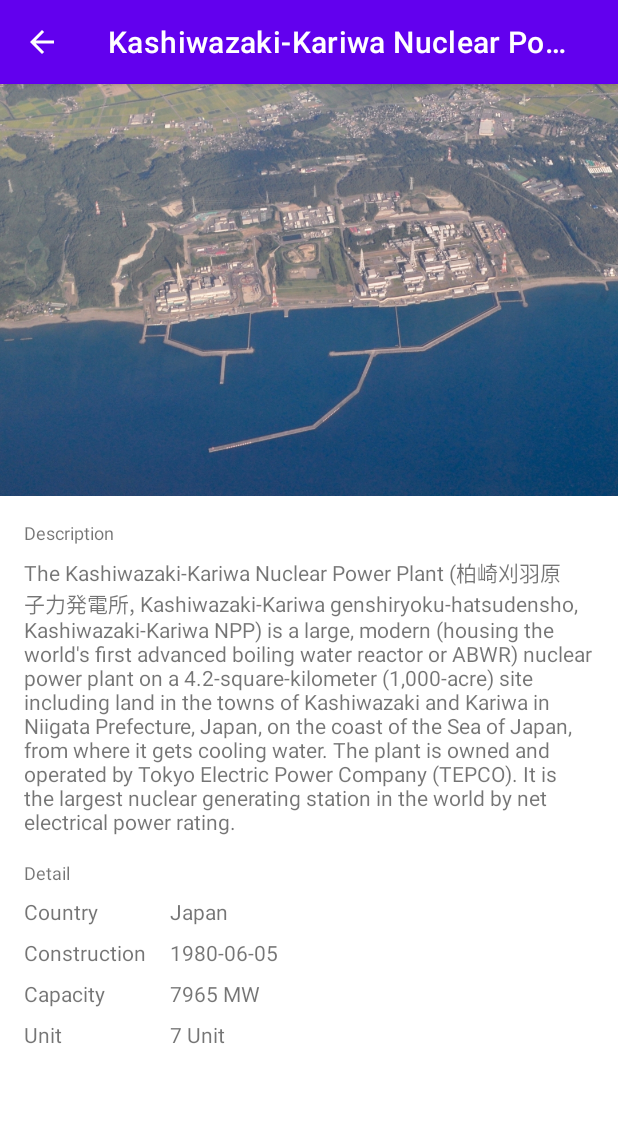
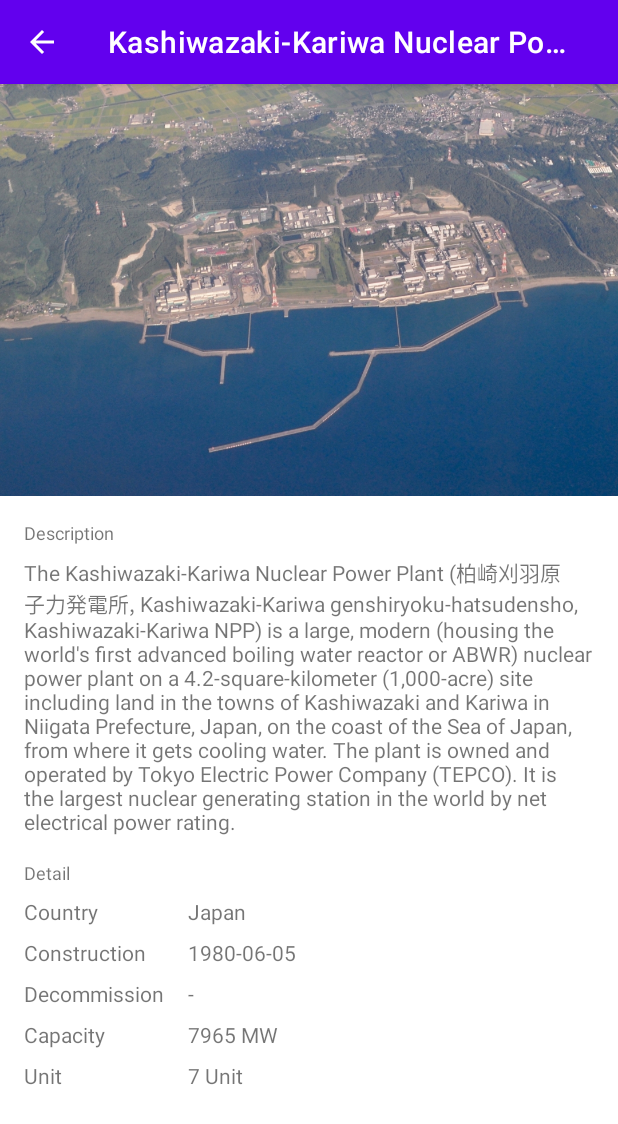
Before and after one commit to aNdr3W03/SimpleAndroidApp, an Android app: the screen it shows after launch (DetailNuclearActivity), after a tap on "Kashiwazaki-Kariwa Nuclear Power Plant", on a phone screen of 412 x 824 dp. Shown: the top 1124 px of the screen. Run offline under Robolectric (Android 15) with nearby library versions, the phone set to English and light mode, and no system bars; pictures from the network do not load.

Commit message:
add more data decommission

```diff
--- a/app/src/main/java/com/andrew/simpleandroidapp/CardViewNuclearAdapter.kt
+++ b/app/src/main/java/com/andrew/simpleandroidapp/CardViewNuclearAdapter.kt
@@ -54,6 +54,7 @@ class CardViewNuclearAdapter(private val listNuclear: ArrayList<Nuclear>) : Recy
                 putExtra(DetailNuclearActivity.EXTRA_IMAGE,        nuclear.photo)
                 putExtra(DetailNuclearActivity.EXTRA_COUNTRY,      nuclear.country)
                 putExtra(DetailNuclearActivity.EXTRA_CONSTRUCTION, nuclear.construction)
+                putExtra(DetailNuclearActivity.EXTRA_DECOMMISSION, nuclear.decommission)
                 putExtra(DetailNuclearActivity.EXTRA_CAPACITY,     nuclear.capacity)
                 putExtra(DetailNuclearActivity.EXTRA_UNIT,         nuclear.unit)
             }
--- a/app/src/main/java/com/andrew/simpleandroidapp/DetailNuclearActivity.kt
+++ b/app/src/main/java/com/andrew/simpleandroidapp/DetailNuclearActivity.kt
@@ -13,6 +13,7 @@ class DetailNuclearActivity : AppCompatActivity() {
         const val EXTRA_DETAIL       = "extra_detail"
         const val EXTRA_COUNTRY      = "extra_country"
         const val EXTRA_CONSTRUCTION = "extra_construction"
+        const val EXTRA_DECOMMISSION = "extra_decommission"
         const val EXTRA_CAPACITY     = "extra_capacity"
         const val EXTRA_UNIT         = "extra_unit"
         const val EXTRA_IMAGE        = "extra_image"
@@ -28,6 +29,7 @@ class DetailNuclearActivity : AppCompatActivity() {
         val tvDetailReceived:       TextView  = findViewById(R.id.tv_detail_received)
         val tvCountryReceived:      TextView  = findViewById(R.id.tv_country_received)
         val tvConstructionReceived: TextView  = findViewById(R.id.tv_construction_received)
+        val tvDecommissionReceived: TextView  = findViewById(R.id.tv_decommission_received)
         val tvCapacityReceived:     TextView  = findViewById(R.id.tv_capacity_received)
         val tvUnitReceived:         TextView  = findViewById(R.id.tv_unit_received)
         val imgDetailReceived:      ImageView = findViewById(R.id.img_item_photo)
@@ -36,6 +38,7 @@ class DetailNuclearActivity : AppCompatActivity() {
         val detail       = intent.getStringExtra(EXTRA_DETAIL)
         val country      = intent.getStringExtra(EXTRA_COUNTRY)
         val construction = intent.getStringExtra(EXTRA_CONSTRUCTION)
+        val decommission = intent.getStringExtra(EXTRA_DECOMMISSION)
         val capacity     = intent.getStringExtra(EXTRA_CAPACITY)
         val unit         = intent.getStringExtra(EXTRA_UNIT)
         val image        = intent.getIntExtra(EXTRA_IMAGE, 0)
@@ -43,6 +46,7 @@ class DetailNuclearActivity : AppCompatActivity() {
         tvDetailReceived.text       = detail
         tvCountryReceived.text      = country
         tvConstructionReceived.text = construction
+        tvDecommissionReceived.text = decommission
         tvCapacityReceived.text     = capacity
         tvUnitReceived.text         = unit
         Glide.with(this)
--- a/app/src/main/java/com/andrew/simpleandroidapp/GridNuclearAdapter.kt
+++ b/app/src/main/java/com/andrew/simpleandroidapp/GridNuclearAdapter.kt
@@ -46,6 +46,7 @@ class GridNuclearAdapter(val listNuclear: ArrayList<Nuclear>) : RecyclerView.Ada
                 putExtra(DetailNuclearActivity.EXTRA_IMAGE,        nuclear.photo)
                 putExtra(DetailNuclearActivity.EXTRA_COUNTRY,      nuclear.country)
                 putExtra(DetailNuclearActivity.EXTRA_CONSTRUCTION, nuclear.construction)
+                putExtra(DetailNuclearActivity.EXTRA_DECOMMISSION, nuclear.decommission)
                 putExtra(DetailNuclearActivity.EXTRA_CAPACITY,     nuclear.capacity)
                 putExtra(DetailNuclearActivity.EXTRA_UNIT,         nuclear.unit)
             }
--- a/app/src/main/java/com/andrew/simpleandroidapp/ListNuclearAdapter.kt
+++ b/app/src/main/java/com/andrew/simpleandroidapp/ListNuclearAdapter.kt
@@ -52,6 +52,7 @@ class ListNuclearAdapter(private val listNuclear: ArrayList<Nuclear>) : Recycler
                 putExtra(DetailNuclearActivity.EXTRA_IMAGE,        nuclear.photo)
                 putExtra(DetailNuclearActivity.EXTRA_COUNTRY,      nuclear.country)
                 putExtra(DetailNuclearActivity.EXTRA_CONSTRUCTION, nuclear.construction)
+                putExtra(DetailNuclearActivity.EXTRA_DECOMMISSION, nuclear.decommission)
                 putExtra(DetailNuclearActivity.EXTRA_CAPACITY,     nuclear.capacity)
                 putExtra(DetailNuclearActivity.EXTRA_UNIT,         nuclear.unit)
             }
--- a/app/src/main/java/com/andrew/simpleandroidapp/Nuclear.kt
+++ b/app/src/main/java/com/andrew/simpleandroidapp/Nuclear.kt
@@ -5,6 +5,7 @@ data class Nuclear(
     var detail:       String = "",
     var country:      String = "",
     var construction: String = "",
+    var decommission: String = "",
     var capacity:     String = "",
     var unit:         String = "",
     var photo:        Int    = 0
--- a/app/src/main/java/com/andrew/simpleandroidapp/NuclearsData.kt
+++ b/app/src/main/java/com/andrew/simpleandroidapp/NuclearsData.kt
@@ -69,6 +69,23 @@ object NuclearsData {
         "1968-05-18"
     )
 
+    private val nuclearDecommission = arrayOf(
+        "-",
+        "-",
+        "-",
+        "-",
+        "-",
+        "-",
+        "-",
+        "-",
+        "-",
+        "-",
+        "2011-03-11",
+        "2000-12-15",
+        "2019-09-20",
+        "1974-08-25"
+    )
+
     private val nuclearCapacity = arrayOf(
         "7965 MW",
         "7489 MW",
@@ -129,6 +146,7 @@ object NuclearsData {
                 nuclear.detail       = nuclearDetails[position]
                 nuclear.country      = nuclearCountry[position]
                 nuclear.construction = nuclearConstruction[position]
+                nuclear.decommission = nuclearDecommission[position]
                 nuclear.capacity     = nuclearCapacity[position]
                 nuclear.unit         = nuclearUnit[position]
                 nuclear.photo        = nuclearsImages[position]
--- a/app/src/main/res/layout/activity_detail_nuclear.xml
+++ b/app/src/main/res/layout/activity_detail_nuclear.xml
@@ -98,6 +98,28 @@
                     android:text="@string/construction_received" />
             </TableRow>
 
+            <!-- Decommission -->
+            <TableRow
+                android:layout_width="match_parent"
+                android:layout_height="wrap_content"
+                android:layout_marginBottom="8dp">
+
+                <TextView
+                    android:layout_width="wrap_content"
+                    android:layout_height="wrap_content"
+                    android:textSize="14sp"
+                    android:layout_marginEnd="16dp"
+                    android:text="@string/decommission" />
+
+                <TextView
+                    android:id="@+id/tv_decommission_received"
+                    android:layout_width="wrap_content"
+                    android:layout_height="wrap_content"
+                    android:textSize="14sp"
+                    android:layout_weight="1"
+                    android:text="@string/decommission_received" />
+            </TableRow>
+
             <!-- Capacity -->
             <TableRow
                 android:layout_width="match_parent"
--- a/app/src/main/res/values/strings.xml
+++ b/app/src/main/res/values/strings.xml
@@ -11,12 +11,14 @@
     <string name="image">Image</string>
     <string name="country">Country</string>
     <string name="construction">Construction</string>
+    <string name="decommission">Decommission</string>
     <string name="capacity">Capacity</string>
     <string name="unit">Unit</string>
     <string name="name_received">Name Received</string>
     <string name="detail_received">Detail Received</string>
     <string name="country_received">Country Received</string>
     <string name="construction_received">Construction Received</string>
+    <string name="decommission_received">Decommission Received</string>
     <string name="capacity_received">Capacity Received</string>
     <string name="unit_received">Unit Received</string>
     <string name="about">About</string>
```
